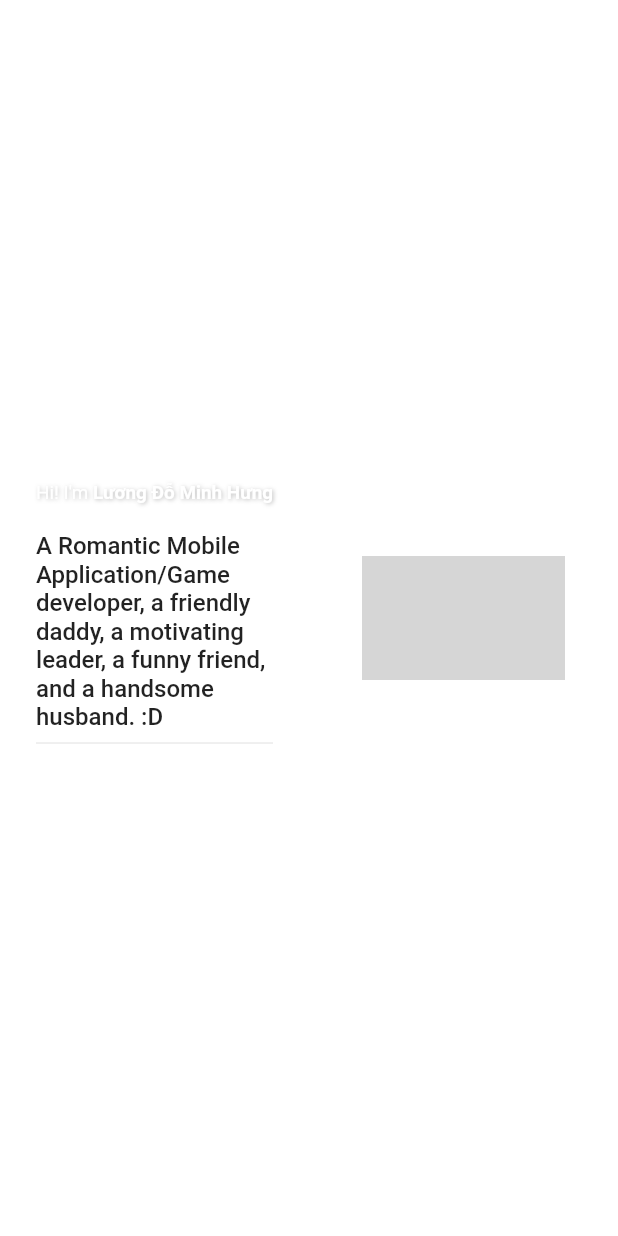
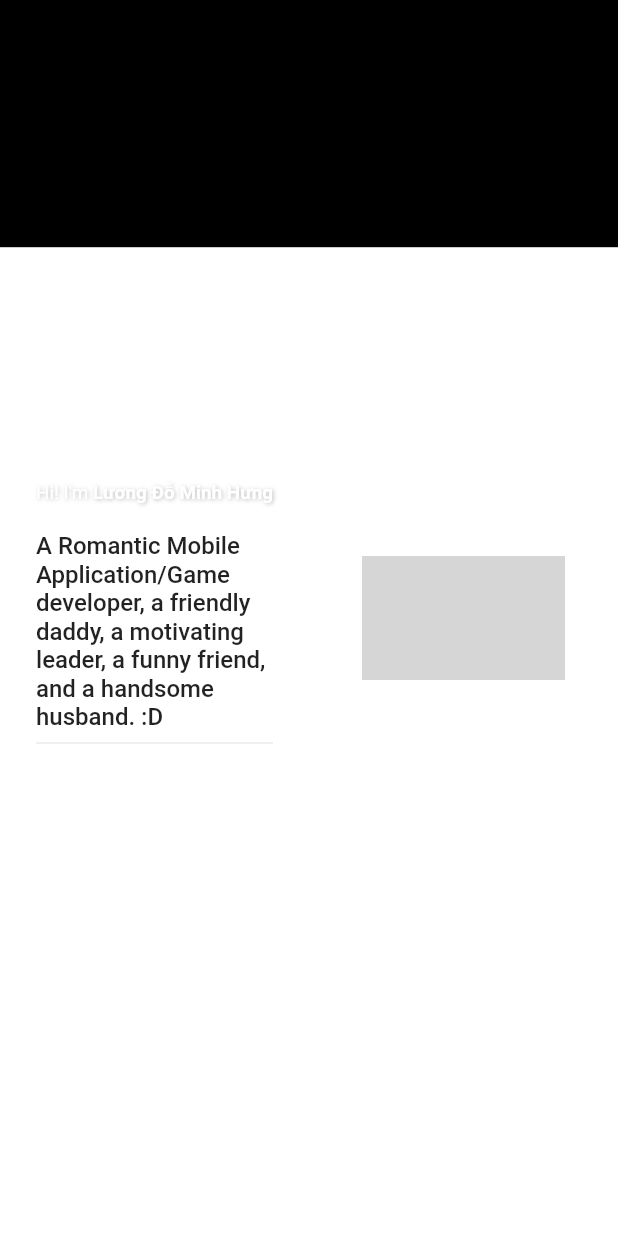
Before and after one commit to minhhung2556/minhhung2556.github.io, a Flutter app: the first screen one second after launch, on a phone screen of 412 x 824 dp. Run offline on Flutter 3.47's test engine with Material 2 defaults, Android fonts, the phone set to English and light mode, and no system bars; missing offline and left inert: dart:html; grey boxes are pictures that could not be loaded.

Commit message:
update page1

```diff
--- a/lib/home.dart
+++ b/lib/home.dart
@@ -385,9 +385,20 @@
     return Transform.translate(
       offset: Offset(0, _page1Value * _screenH),
       child: Container(
+        width: _screenW,
+        height: _screenH,
+        child: Stack(
+          children: [
+            Align(
+              alignment: Alignment.bottomCenter,
+              child: Container(
                 color: kColorTween12.transform(av),
                 width: _screenW,
-        height: _screenH,
+                height: _screenH * 0.8,
+              ),
+            ),
+            Align(
+              alignment: Alignment.center,
               child: Row(
                 crossAxisAlignment: CrossAxisAlignment.center,
                 children: [
@@ -442,10 +453,12 @@
                         turns: TweenSequence<double>([
                           TweenSequenceItem(
                               tween: Tween<double>(
-                            begin: kDegToRad * 5.0, end: kDegToRad * -5.0),
+                                  begin: kDegToRad * 5.0,
+                                  end: kDegToRad * -5.0),
                               weight: 0.5),
                           TweenSequenceItem(
-                        tween: Tween<double>(begin: kDegToRad * -5, end: 0.0),
+                              tween: Tween<double>(
+                                  begin: kDegToRad * -5, end: 0.0),
                               weight: 0.5),
                         ])
                             .chain(CurveTween(curve: Curves.bounceInOut))
@@ -453,7 +466,8 @@
                         alignment: Alignment.topCenter,
                         child: ShadowWidget(
                           child: ClipRRect(
-                      borderRadius: BorderRadius.circular(kBorderRadiusSmall),
+                            borderRadius:
+                                BorderRadius.circular(kBorderRadiusSmall),
                             child: Opacity(
                               opacity: max(0.0, 1 - _page1Value * 2),
                               child: Image.asset(
@@ -467,6 +481,9 @@
                     ),
                   ),
                   const SizedBox(width: kScreenPadding),
+                ],
+              ),
+            )
           ],
         ),
       ),
```
Lines whose indentation alone changed are shown as unchanged.
